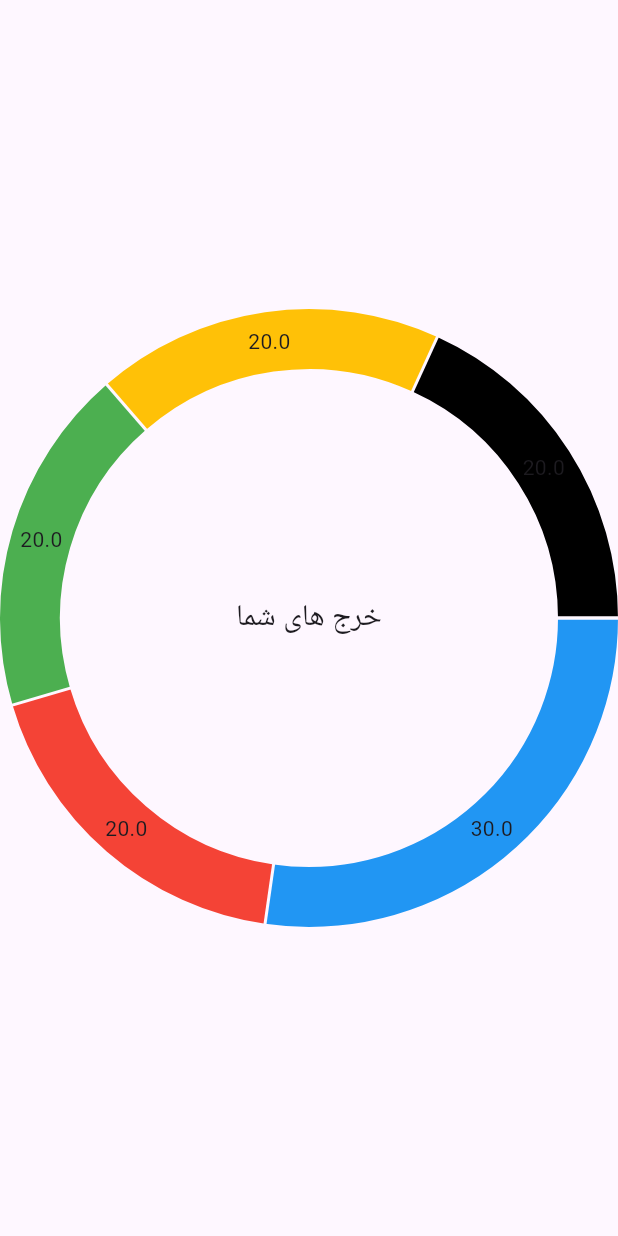
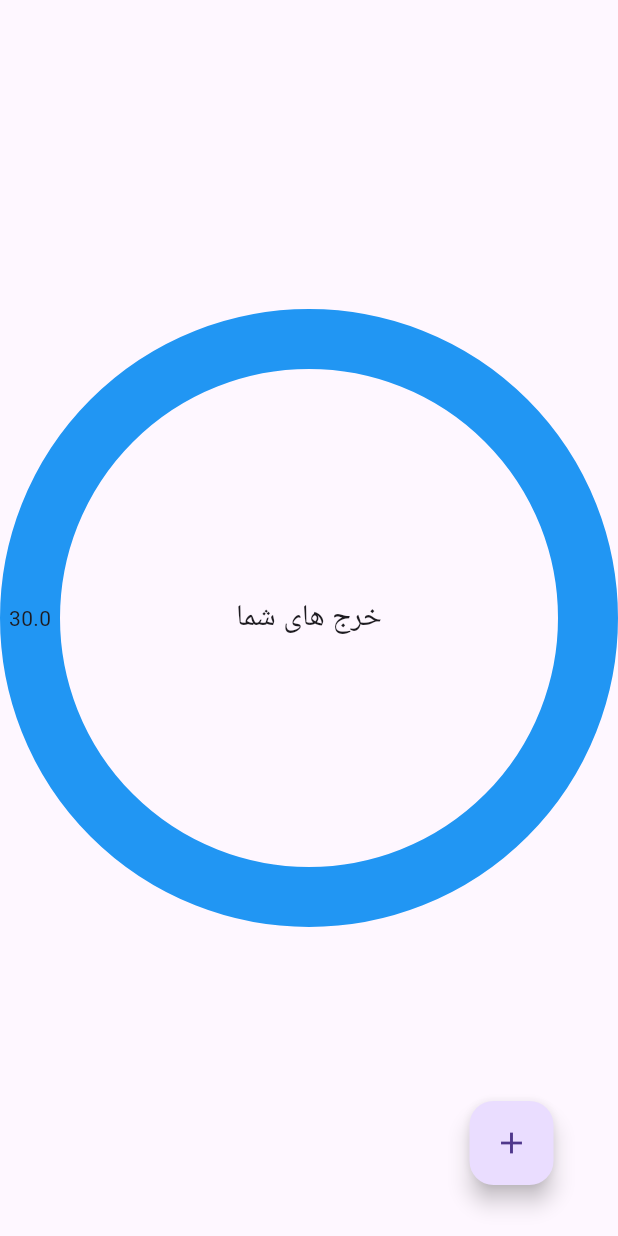
Before and after one commit to Amirhoseinjafare/first, a Flutter app: the screen it shows after launch, on a phone screen of 412 x 824 dp. Run offline on Flutter 3.47's test engine with Material 3 defaults, Android fonts, the light colour scheme and no system bars; drawn by our look-alikes of fl_chart.

Commit message:
add buttom

```diff
--- a/walt/lib/circle_chart.dart
+++ b/walt/lib/circle_chart.dart
@@ -10,7 +10,7 @@ class Mychart extends StatelessWidget {
       alignment: Alignment.center,
       children: [
       //title
-      Text("خرج های شما",style: TextStyle(fontSize: 20),),
+      const Text("خرج های شما",style: TextStyle(fontSize: 20),),
       //data
       PieChart(
       swapAnimationDuration: const Duration(milliseconds: 750),
@@ -20,23 +20,12 @@ class Mychart extends StatelessWidget {
         sections:[ PieChartSectionData(
           value: 30,
           color: Colors.blue
-        ),PieChartSectionData(
-          value: 20,
-          color: Colors.red
-        ),
-        PieChartSectionData(
-          value: 20,
-          color: Colors.green
-        ),
-        PieChartSectionData(
-          value: 20,
-          color: Colors.amber
-        ),
-        PieChartSectionData(
-          value: 20,
-          color: Colors.black
-        )],
+        ),],
       ),
+      ),
+      Padding(
+        padding: const EdgeInsets.only(top: 700,left: 270),
+        child: FloatingActionButton(onPressed: (){},child: const Icon(Icons.add),),
       )
     ],);
   }
```
